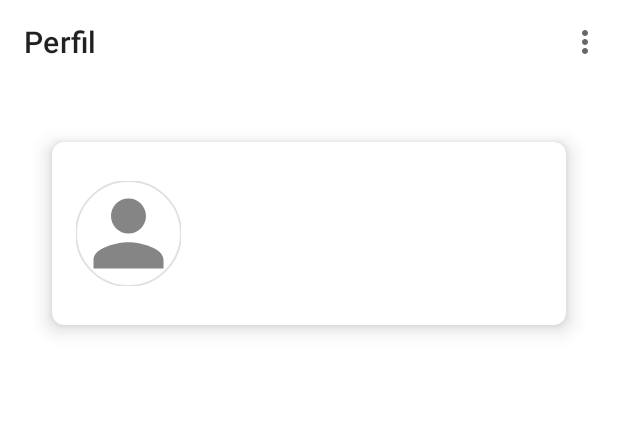
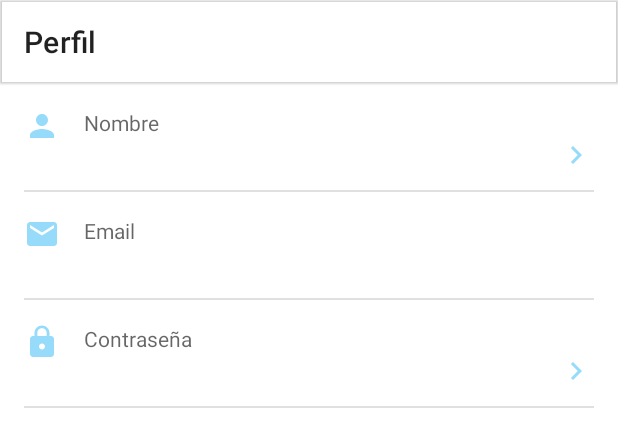
Before and after one commit to ferrariagustin/TraiLead, an Android app: the layout leader_profile_fragment.xml on its own in the app's theme, with its tools: preview values and no code run, on a phone screen of 412 x 824 dp. Shown: the top 447 px of the screen. Run offline under Robolectric (Android 15) with nearby library versions, the phone set to English and light mode, and no system bars.

Commit message:
update profile view and edit name and lastName user

```diff
--- a/app/src/main/java/com/aferrari/trailead/home/view/trainee/editProfile/TraineeEditProfileName.kt
+++ b/app/src/main/java/com/aferrari/trailead/home/view/trainee/profile/TraineeEditProfileName.kt
@@ -1,4 +1,4 @@
-package com.aferrari.trailead.home.view.trainee.editProfile
+package com.aferrari.trailead.home.view.trainee.profile
 
 import android.os.Bundle
 import android.view.LayoutInflater
@@ -38,14 +38,14 @@ class TraineeEditProfileName : Fragment() {
 
     private fun initListeners() {
         binding.traineeEditProfileNameToolbar.setNavigationOnClickListener {
-            findNavController().navigate(R.id.action_traineeEditProfileName_to_traineeProfileFragment)
+            findNavController().navigateUp()
         }
         binding.editProfileNameButton.setOnClickListener {
             traineeViewModel.updateInformation(
                 binding.editProfileNameInputText.text.toString(),
                 binding.editProfileLastNameInputText.text.toString()
             )
-            findNavController().navigate(R.id.action_traineeEditProfileName_to_traineeProfileFragment)
+            findNavController().navigateUp()
         }
     }
 }
--- a/app/src/main/java/com/aferrari/trailead/home/view/trainee/editProfile/TraineeEditProfilePass.kt
+++ b/app/src/main/java/com/aferrari/trailead/home/view/trainee/profile/TraineeEditProfilePass.kt
@@ -1,4 +1,4 @@
-package com.aferrari.trailead.home.view.trainee.editProfile
+package com.aferrari.trailead.home.view.trainee.profile
 
 import android.os.Bundle
 import android.view.LayoutInflater
@@ -8,7 +8,6 @@ import android.widget.Toast
 import androidx.databinding.DataBindingUtil
 import androidx.fragment.app.Fragment
 import androidx.fragment.app.activityViewModels
-import androidx.navigation.NavOptions
 import androidx.navigation.fragment.findNavController
 import com.aferrari.login.dialog.Dialog
 import com.aferrari.trailead.R
--- a/app/src/main/java/com/aferrari/trailead/home/view/trainee/TraineeProfileFragment.kt
+++ b/app/src/main/java/com/aferrari/trailead/home/view/trainee/profile/TraineeProfileFragment.kt
@@ -1,4 +1,4 @@
-package com.aferrari.trailead.home.view.trainee
+package com.aferrari.trailead.home.view.trainee.profile
 
 import android.annotation.SuppressLint
 import android.graphics.drawable.Drawable
--- a/app/src/main/res/layout/leader_profile_fragment.xml
+++ b/app/src/main/res/layout/leader_profile_fragment.xml
@@ -16,75 +16,146 @@
             android:id="@+id/leader_profile_toolbar"
             android:layout_width="match_parent"
             android:layout_height="wrap_content"
-            android:layout_marginBottom="@dimen/margin_small"
+            android:elevation="@dimen/default_toolbar_elevation"
             app:layout_constraintEnd_toEndOf="parent"
             app:layout_constraintStart_toStartOf="parent"
             app:layout_constraintTop_toTopOf="parent"
-            app:menu="@menu/menu_item_toolbar_close_session"
-            app:title="@string/toolbar_profile" />
+            app:title="@string/profile" />
 
-        <com.google.android.material.card.MaterialCardView
+        <androidx.appcompat.widget.AppCompatImageView
+            android:id="@+id/leader_image_view_complete_name_icon"
+            android:layout_width="wrap_content"
+            android:layout_height="wrap_content"
+            android:layout_margin="@dimen/margin_medium"
+            android:src="@drawable/ic_profile"
+            android:tint="@color/primaryColor"
+            app:layout_constraintStart_toStartOf="parent"
+            app:layout_constraintTop_toBottomOf="@id/leader_profile_toolbar" />
+
+        <com.google.android.material.textview.MaterialTextView
+            android:id="@+id/leader_label_complete_name_textview"
+            style="@style/TextAppearance.AppCompat.Small"
+            android:layout_width="wrap_content"
+            android:layout_height="wrap_content"
+            android:layout_margin="@dimen/margin_medium"
+            android:hint="@string/name_hint"
+            app:layout_constraintStart_toEndOf="@id/leader_image_view_complete_name_icon"
+            app:layout_constraintTop_toBottomOf="@id/leader_profile_toolbar" />
+
+        <com.google.android.material.textview.MaterialTextView
+            android:id="@+id/leader_complete_name_textview"
+            style="@style/TextAppearance.AppCompat.Body1"
+            android:layout_width="wrap_content"
+            android:layout_height="wrap_content"
+            android:text="@{homeLeaderViewModel.nameUser + ' ' + homeLeaderViewModel.lastNameUser}"
+            app:layout_constraintStart_toStartOf="@id/leader_label_complete_name_textview"
+            app:layout_constraintTop_toBottomOf="@id/leader_label_complete_name_textview" />
+
+        <androidx.appcompat.widget.AppCompatImageView
+            android:id="@+id/leader_image_view_edit_complete_name_icon"
+            android:layout_width="wrap_content"
+            android:layout_height="wrap_content"
+            android:layout_marginEnd="@dimen/margin_medium"
+            android:src="@drawable/ic_next"
+            android:tint="@color/primaryColor"
+            app:layout_constraintEnd_toEndOf="parent"
+            app:layout_constraintTop_toBottomOf="@id/leader_label_complete_name_textview" />
+
+        <com.google.android.material.divider.MaterialDivider
+            android:id="@+id/leader_complete_name_divider_id"
             android:layout_width="match_parent"
             android:layout_height="wrap_content"
-            android:layout_margin="@dimen/margin_long"
-            android:padding="@dimen/margin_small"
-            android:theme="@style/Theme.TraiLead"
-            app:cardCornerRadius="@dimen/card_elevation_default_shadow"
-            app:cardElevation="@dimen/card_elevation_default_shadow"
-            app:cardUseCompatPadding="true"
+            android:layout_margin="@dimen/margin_medium"
             app:layout_constraintEnd_toEndOf="parent"
             app:layout_constraintStart_toStartOf="parent"
-            app:layout_constraintTop_toBottomOf="@id/leader_profile_toolbar">
+            app:layout_constraintTop_toBottomOf="@id/leader_complete_name_textview" />
 
-            <androidx.constraintlayout.widget.ConstraintLayout
-                android:layout_width="match_parent"
-                android:layout_height="match_parent"
-                android:padding="@dimen/margin_small">
+        <androidx.appcompat.widget.AppCompatImageView
+            android:id="@+id/leader_image_view_email_icon"
+            android:layout_width="wrap_content"
+            android:layout_height="wrap_content"
+            android:layout_margin="@dimen/margin_medium"
+            android:src="@drawable/ic_email"
+            android:tint="@color/primaryColor"
+            app:layout_constraintStart_toStartOf="parent"
+            app:layout_constraintTop_toBottomOf="@id/leader_complete_name_divider_id" />
 
-                <com.google.android.material.imageview.ShapeableImageView
-                    android:id="@+id/image_profile_id"
-                    android:layout_width="70dp"
-                    android:layout_height="70dp"
-                    android:layout_marginStart="@dimen/margin_small"
-                    android:src="@drawable/ic_profile"
-                    app:layout_constraintBottom_toBottomOf="parent"
-                    app:layout_constraintStart_toStartOf="parent"
-                    app:layout_constraintTop_toTopOf="parent"
-                    app:shapeAppearanceOverlay="@style/roundedImageViewRounded"
-                    app:strokeWidth="1dp" />
+        <com.google.android.material.textview.MaterialTextView
+            android:id="@+id/leader_label_email_textview"
+            style="@style/TextAppearance.AppCompat.Small"
+            android:layout_width="wrap_content"
+            android:layout_height="wrap_content"
+            android:layout_margin="@dimen/margin_medium"
+            android:hint="@string/email"
+            app:layout_constraintStart_toEndOf="@id/leader_image_view_email_icon"
+            app:layout_constraintTop_toBottomOf="@id/leader_complete_name_divider_id" />
 
-                <com.google.android.material.textview.MaterialTextView
-                    android:id="@+id/name_label_id"
-                    style="@style/traiLead_text"
-                    android:layout_width="wrap_content"
-                    android:layout_height="wrap_content"
-                    android:layout_margin="@dimen/margin_medium"
-                    android:text="@={homeLeaderViewModel.nameUser}"
-                    app:layout_constraintStart_toEndOf="@id/image_profile_id"
-                    app:layout_constraintTop_toTopOf="parent" />
+        <com.google.android.material.textview.MaterialTextView
+            android:id="@+id/leader_email_textview"
+            style="@style/TextAppearance.AppCompat.Body1"
+            android:layout_width="wrap_content"
+            android:layout_height="wrap_content"
+            android:text="@{homeLeaderViewModel.emailUser}"
+            app:layout_constraintStart_toStartOf="@id/leader_label_email_textview"
+            app:layout_constraintTop_toBottomOf="@id/leader_label_email_textview" />
 
-                <com.google.android.material.textview.MaterialTextView
-                    android:id="@+id/last_name_label_id"
-                    style="@style/traiLead_text"
-                    android:layout_width="wrap_content"
-                    android:layout_height="wrap_content"
-                    android:layout_margin="@dimen/margin_medium"
-                    android:text="@={homeLeaderViewModel.lastNameUser}"
-                    app:layout_constraintStart_toEndOf="@id/image_profile_id"
-                    app:layout_constraintTop_toBottomOf="@id/name_label_id" />
+        <com.google.android.material.divider.MaterialDivider
+            android:id="@+id/leader_email_divider_id"
+            android:layout_width="match_parent"
+            android:layout_height="wrap_content"
+            android:layout_margin="@dimen/margin_medium"
+            app:layout_constraintEnd_toEndOf="parent"
+            app:layout_constraintStart_toStartOf="parent"
+            app:layout_constraintTop_toBottomOf="@id/leader_email_textview" />
 
-                <com.google.android.material.textview.MaterialTextView
-                    android:id="@+id/email_label_id"
-                    style="@style/traiLead_text"
-                    android:layout_width="wrap_content"
-                    android:layout_height="wrap_content"
-                    android:layout_margin="@dimen/margin_medium"
-                    android:text="@={homeLeaderViewModel.emailUser}"
-                    app:layout_constraintStart_toEndOf="@id/image_profile_id"
-                    app:layout_constraintTop_toBottomOf="@id/last_name_label_id" />
-            </androidx.constraintlayout.widget.ConstraintLayout>
+        <androidx.appcompat.widget.AppCompatImageView
+            android:id="@+id/leader_image_view_password_icon"
+            android:layout_width="wrap_content"
+            android:layout_height="wrap_content"
+            android:layout_margin="@dimen/margin_medium"
+            android:src="@drawable/ic_lock"
+            android:tint="@color/primaryColor"
+            app:layout_constraintStart_toStartOf="parent"
+            app:layout_constraintTop_toBottomOf="@id/leader_email_divider_id" />
 
-        </com.google.android.material.card.MaterialCardView>
+        <com.google.android.material.textview.MaterialTextView
+            android:id="@+id/leader_label_password_textview"
+            style="@style/TextAppearance.AppCompat.Small"
+            android:layout_width="wrap_content"
+            android:layout_height="wrap_content"
+            android:layout_margin="@dimen/margin_medium"
+            android:hint="@string/password_hint"
+            app:layout_constraintStart_toEndOf="@id/leader_image_view_password_icon"
+            app:layout_constraintTop_toBottomOf="@id/leader_email_divider_id" />
+
+        <com.google.android.material.textview.MaterialTextView
+            android:id="@+id/leader_password_textview"
+            style="@style/TextAppearance.AppCompat.Body1"
+            android:layout_width="wrap_content"
+            android:layout_height="wrap_content"
+            android:inputType="textPassword"
+            android:text="@{homeLeaderViewModel.passUser}"
+            app:layout_constraintStart_toStartOf="@id/leader_label_password_textview"
+            app:layout_constraintTop_toBottomOf="@id/leader_label_password_textview" />
+
+        <androidx.appcompat.widget.AppCompatImageView
+            android:id="@+id/leader_image_view_edit_password_icon"
+            android:layout_width="wrap_content"
+            android:layout_height="wrap_content"
+            android:layout_marginEnd="@dimen/margin_medium"
+            android:src="@drawable/ic_next"
+            android:tint="@color/primaryColor"
+            app:layout_constraintEnd_toEndOf="parent"
+            app:layout_constraintTop_toBottomOf="@id/leader_label_password_textview" />
+
+        <com.google.android.material.divider.MaterialDivider
+            android:id="@+id/leader_divider_password_id"
+            android:layout_width="match_parent"
+            android:layout_height="wrap_content"
+            android:layout_margin="@dimen/margin_medium"
+            app:layout_constraintEnd_toEndOf="parent"
+            app:layout_constraintStart_toStartOf="parent"
+            app:layout_constraintTop_toBottomOf="@id/leader_password_textview" />
 
 
     </androidx.constraintlayout.widget.ConstraintLayout>
--- a/app/src/main/res/navigation/navigation_trainee.xml
+++ b/app/src/main/res/navigation/navigation_trainee.xml
@@ -16,7 +16,7 @@
     </fragment>
     <fragment
         android:id="@+id/traineeProfileFragment"
-        android:name="com.aferrari.trailead.home.view.trainee.TraineeProfileFragment"
+        android:name="com.aferrari.trailead.home.view.trainee.profile.TraineeProfileFragment"
         android:label="TraineeProfileFragment"
         tools:layout="@layout/trainee_profile_fragment">
         <action
@@ -31,7 +31,7 @@
     </fragment>
     <fragment
         android:id="@+id/traineeEditProfileName"
-        android:name="com.aferrari.trailead.home.view.trainee.editProfile.TraineeEditProfileName"
+        android:name="com.aferrari.trailead.home.view.trainee.profile.TraineeEditProfileName"
         android:label="TraineeEditProfileName"
         tools:layout="@layout/trainee_edit_profile_name_fragment">
         <action
@@ -40,7 +40,7 @@
     </fragment>
     <fragment
         android:id="@+id/traineeEditProfilePass"
-        android:name="com.aferrari.trailead.home.view.trainee.editProfile.TraineeEditProfilePass"
+        android:name="com.aferrari.trailead.home.view.trainee.profile.TraineeEditProfilePass"
         android:label="TraineeEditProfilePass"
         tools:layout="@layout/trainee_edit_profile_password_fragment">
         <action
--- a/login/src/main/java/com/aferrari/login/db/UserDao.kt
+++ b/login/src/main/java/com/aferrari/login/db/UserDao.kt
@@ -79,4 +79,10 @@ interface UserDao {
 
     @Query("UPDATE trainee_data_table SET position = :trainee_position WHERE trainee_id =:trainee_id")
     suspend fun updateTraineePosition(trainee_id: Int, trainee_position: Position)
+
+    @Query("UPDATE leader_data_table SET leader_name = :name WHERE leader_id =:leaderId")
+    suspend fun updateLeaderName(leaderId: Int, name: String)
+
+    @Query("UPDATE leader_data_table SET leader_last_name = :lastName WHERE leader_id =:leaderId")
+    suspend fun updateLeaderLastName(leaderId: Int, lastName: String)
 }
--- a/login/src/main/java/com/aferrari/login/db/UserRepository.kt
+++ b/login/src/main/java/com/aferrari/login/db/UserRepository.kt
@@ -99,4 +99,9 @@ class UserRepository(private val dao: UserDao) {
     suspend fun updateTraineePosition(trainee: Trainee, position: Position) =
         dao.updateTraineePosition(trainee.id, position)
 
+    suspend fun updateLeaderName(leaderId: Int, name: String) = dao.updateLeaderName(leaderId, name)
+
+    suspend fun updateLeaderLastName(leaderId: Int, lastName: String) =
+        dao.updateLeaderLastName(leaderId, lastName)
+
 }
```
Also changed, not shown: app/src/main/java/com/aferrari/trailead/home/view/leader/profile/LeaderEditNameFragment.kt (added, +51 -0 lines), app/src/main/java/com/aferrari/trailead/home/view/leader/profile/LeaderProfileFragment.kt (renamed from app/src/main/java/com/aferrari/trailead/home/view/leader/LeaderProfileFragment.kt, +9 -1 lines), app/src/main/java/com/aferrari/trailead/home/viewmodel/HomeLeaderViewModel.kt (+16 -0 lines), app/src/main/res/layout/leader_edit_profile_name_fragment.xml (added, +74 -0 lines), app/src/main/res/navigation/navigation_leader.xml (+19 -7 lines).
